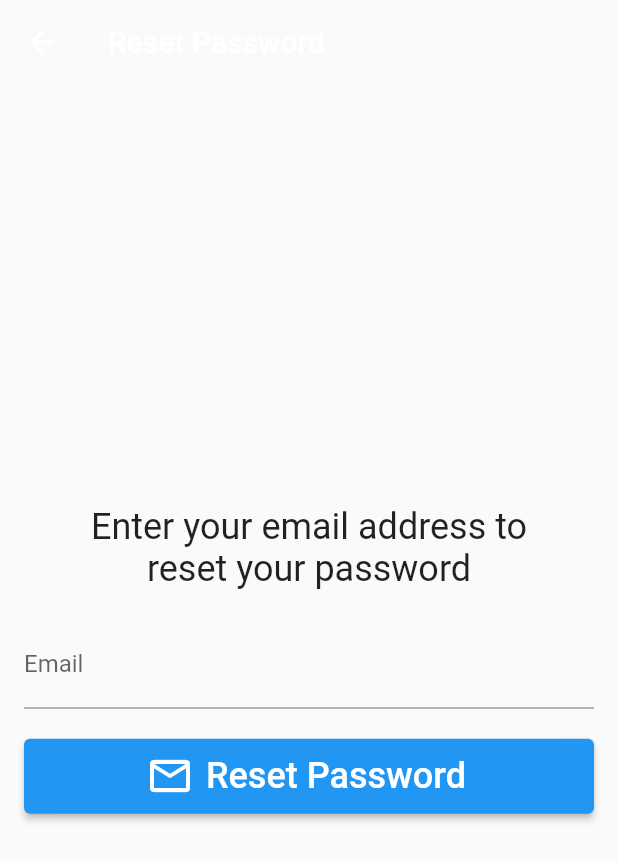
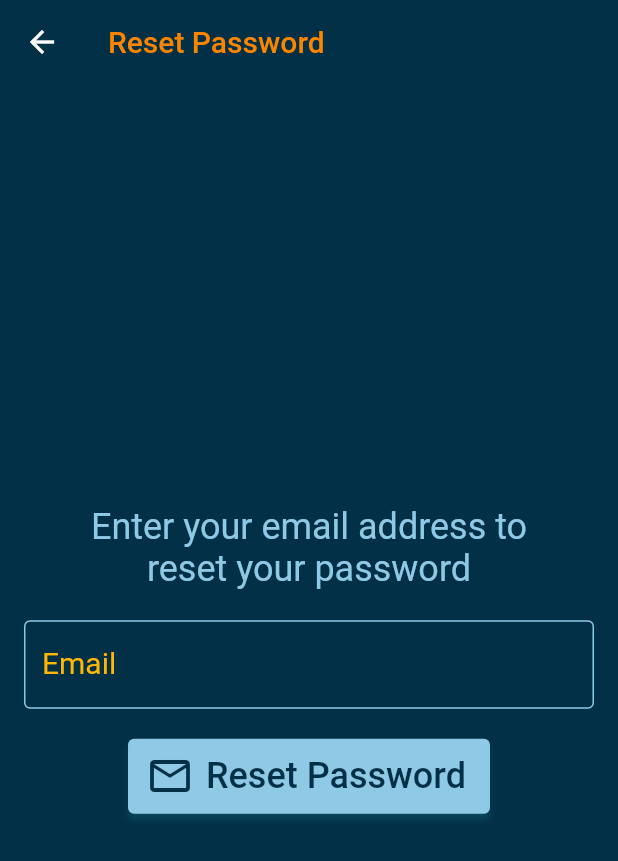
Before and after one commit to AdibaNoor/oppion, a Flutter app: the screen it shows after launch, after a tap on "Forgot Password", on a phone screen of 412 x 824 dp. Shown: the top 861 px of the screen. Run offline on Flutter 3.47's test engine with Material 2 defaults, Android fonts, the phone set to English and light mode, and no system bars; our stand-ins replace email_validator, firebase_auth, firebase_core, firebase_database, hidden_drawer_menu; accounts and stored records are empty.

Commit message:
modified UI

```diff
--- a/lib/pages/ForgotPasswordPage.dart
+++ b/lib/pages/ForgotPasswordPage.dart
@@ -22,10 +22,11 @@ class _ForgotPasswordPageState extends State<ForgotPasswordPage> {
   }
   @override
   Widget build(BuildContext context) => Scaffold(
+    backgroundColor: Color(0xff023047),
     appBar: AppBar(
-      backgroundColor: Colors.transparent,
+      backgroundColor: Color(0xff023047),
       elevation: 0,
-      title: Text('Reset Password'),
+      title: Text('Reset Password',style: TextStyle(color: Color(0xfffb8500)),),
     ),
     body: Padding(padding: EdgeInsets.all(16),
     child: Form(key: formKey,
@@ -34,25 +35,49 @@ class _ForgotPasswordPageState extends State<ForgotPasswordPage> {
           children: [
             Text('Enter your email address to\nreset your password',
             textAlign: TextAlign.center,
-            style: TextStyle(fontSize: 24),),
+            style: TextStyle(fontSize: 24,color: Color(0xff8ecae6)),),
             SizedBox(height: 20),
             TextFormField(
               controller: emailController,
-              cursorColor: Colors.black,
+              cursorColor: Color(0xff8ecae6),
+              style: TextStyle(color: Color(0xff8ecae6)),
               textInputAction: TextInputAction.next,
-              decoration: InputDecoration(labelText: 'Email'),
+              decoration: InputDecoration(
+                  labelText: 'Email',
+                labelStyle: TextStyle(color: Color(0xffffb703),fontSize: 20),
+                focusedBorder: OutlineInputBorder(
+                    borderSide: BorderSide(
+                        color: Color(0xffffb703)
+                    )),
+                border: OutlineInputBorder(
+                    borderSide: BorderSide(
+                        color: Color(0xff8ecae6)
+                    )),
+                enabledBorder:  OutlineInputBorder(
+                    borderSide: BorderSide(
+                        color: Color(0xff8ecae6)
+                    )),),
               autovalidateMode: AutovalidateMode.onUserInteraction,
               validator: (email) => email !=null && !EmailValidator.validate(email)?'Enter a valid email': null,
             ),
             SizedBox(height: 20,),
-            ElevatedButton.icon(style: ElevatedButton.styleFrom(minimumSize: Size.fromHeight(50),),onPressed: resetPassword, icon: Icon(Icons.email_outlined, size:32), label: Text('Reset Password',style:TextStyle(fontSize: 24),),),
+            ElevatedButton.icon(style: ElevatedButton.styleFrom(minimumSize: Size(150,50),
+                backgroundColor: Color(0xff8ecae6),
+            shadowColor: Color(0xff219ebc)),
+              onPressed: resetPassword,
+              icon: Icon(Icons.email_outlined, size:32,color: Color(0xff023047),),
+              label: Text('Reset Password',style:TextStyle(fontSize: 24,color: Color(
+                  0xff023047)),),),
           ],
         )),),
   );
 
   Future resetPassword() async{
     showDialog(context: context, barrierDismissible: false,
-      builder: (context) => Center(child: CircularProgressIndicator()),);
+      builder: (context) => Center(child: CircularProgressIndicator(
+        color: Color(0xfffb8500),
+        backgroundColor: Color(0xff023047),
+      )),);
     try {
       await FirebaseAuth.instance.sendPasswordResetEmail(
           email: emailController.text.trim());
--- a/lib/pages/Loginpage.dart
+++ b/lib/pages/Loginpage.dart
@@ -93,7 +93,7 @@ class _LoginpageState extends State<Loginpage> {
             icon: Icon(Icons.lock_open, size:28,color: Color(0xff023047),),
             label: Text('Sign In',style:TextStyle(fontSize: 22,color: Color(
                 0xff023047)),),),
-          SizedBox(height: 14),
+          SizedBox(height: 30),
           GestureDetector(
             child: Text(
               'Forgot Password',
--- a/lib/pages/SignUppage.dart
+++ b/lib/pages/SignUppage.dart
@@ -98,8 +98,8 @@ class _SignUppageState extends State<SignUppage> {
               shadowColor: Color(0xff219ebc)),
             onPressed: signUp, icon: Icon(Icons.arrow_forward, size:28,color: Color(
                 0xff023047),),
-            label: Text('Sign Up',style:TextStyle(fontSize: 22,color: Color(
-                0xff023047)),),),
+            label: Text('Sign Up',style:TextStyle(fontSize: 22,
+                color: Color(0xff023047)),),),
           SizedBox(height: 20,),
           RichText(text: TextSpan(
             style: TextStyle(color: Color(0xffffb703), fontSize: 18),
@@ -124,7 +124,6 @@ class _SignUppageState extends State<SignUppage> {
   Future signUp() async {
     final isValid = formKey.currentState!.validate();
     if (!isValid) return;
-
     showDialog(context: context, barrierDismissible: false,
       builder: (context) => Center(child: CircularProgressIndicator(
         backgroundColor: Color(0xff023047),
```
Also changed, not shown: lib/pages/verifyemailpage.dart (+9 -5 lines).
